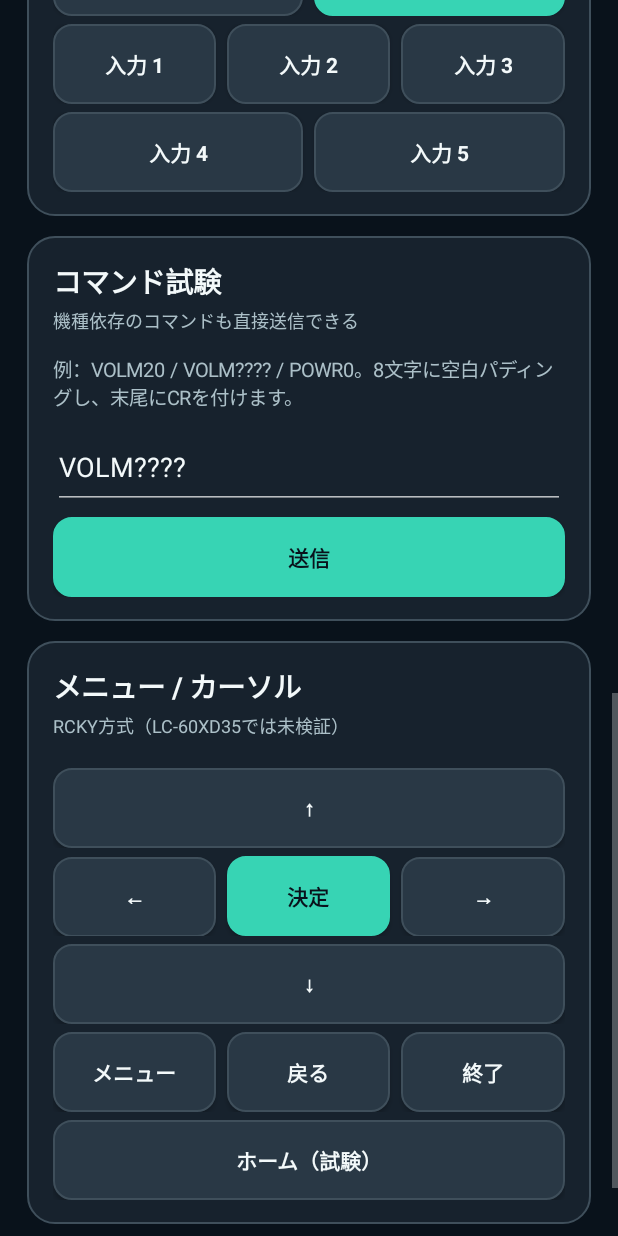
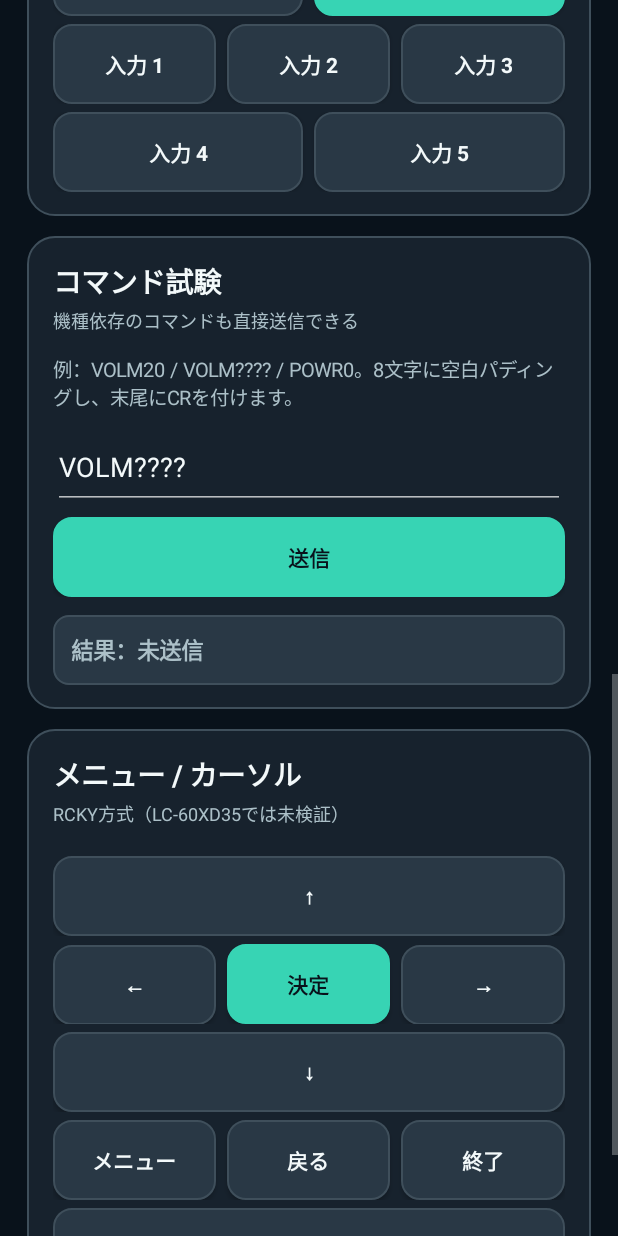
Before and after one commit to bleach31/aquos-remote-android, an Android app: the screen it shows after launch (MainActivity), scrolled down 1153 dp, on a phone screen of 412 x 824 dp. Run offline under Robolectric (Android 15) with nearby library versions, the phone set to English and light mode, and no system bars.

Commit message:
Show manual command responses directly below the test send button

```diff
--- a/app/src/main/java/jp/local/aquosremote/MainActivity.java
+++ b/app/src/main/java/jp/local/aquosremote/MainActivity.java
@@ -49,6 +49,7 @@ public final class MainActivity extends Activity {
     private SharedPreferences preferences;
     private TextView endpointLabel;
     private TextView statusLabel;
+    private TextView debugResultLabel;
     private TextView volumeLabel;
     private SeekBar volumeSlider;
     private volatile int knownVolume = -1;
@@ -197,6 +198,12 @@ public final class MainActivity extends Activity {
         addButton(customRow, "送信", true,
                 () -> sendControl("手動送信", customCommand.getText().toString()));
         debug.addView(customRow);
+        debugResultLabel = makeText("結果：未送信", 15, SECONDARY, true);
+        debugResultLabel.setPadding(dp(12), dp(12), dp(12), dp(12));
+        debugResultLabel.setBackground(rounded(BUTTON, OUTLINE, 10));
+        LinearLayout.LayoutParams debugResultLp = new LinearLayout.LayoutParams(-1, -2);
+        debugResultLp.topMargin = dp(12);
+        debug.addView(debugResultLabel, debugResultLp);
         }
 
         LinearLayout nav = card(page);
@@ -318,6 +325,11 @@ public final class MainActivity extends Activity {
     private void status(String message, boolean success) {
         statusLabel.setText(message);
         statusLabel.setTextColor(success ? ACCENT : WARNING);
+        // Show manual command feedback next to its Send button, without scrolling.
+        if (debugResultLabel != null && message.startsWith("手動送信")) {
+            debugResultLabel.setText(message.replaceFirst("^手動送信", "結果"));
+            debugResultLabel.setTextColor(success ? ACCENT : WARNING);
+        }
     }
 
     private void ui(Runnable action) {
@@ -335,7 +347,8 @@ public final class MainActivity extends Activity {
                 throw new IllegalArgumentException("Kids版ではこの操作を許可していません");
             }
         } catch (IllegalArgumentException invalid) {
-            toast(invalid.getMessage());
+            if ("手動送信".equals(label)) status(label + "：入力エラー（" + invalid.getMessage() + "）", false);
+            else toast(invalid.getMessage());
             return;
         }
         status(label + " を送信中…", false);
```
